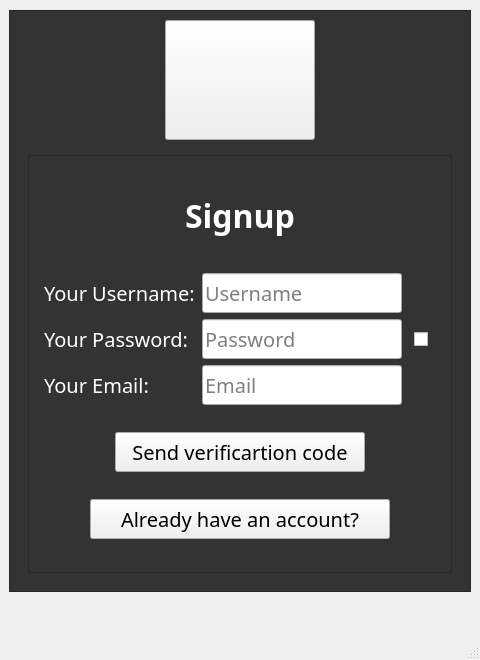
The window that mainwindow.ui (SaimonNeupane/Cinema-Sansaar) describes before a commit, drawn with Qt 5.
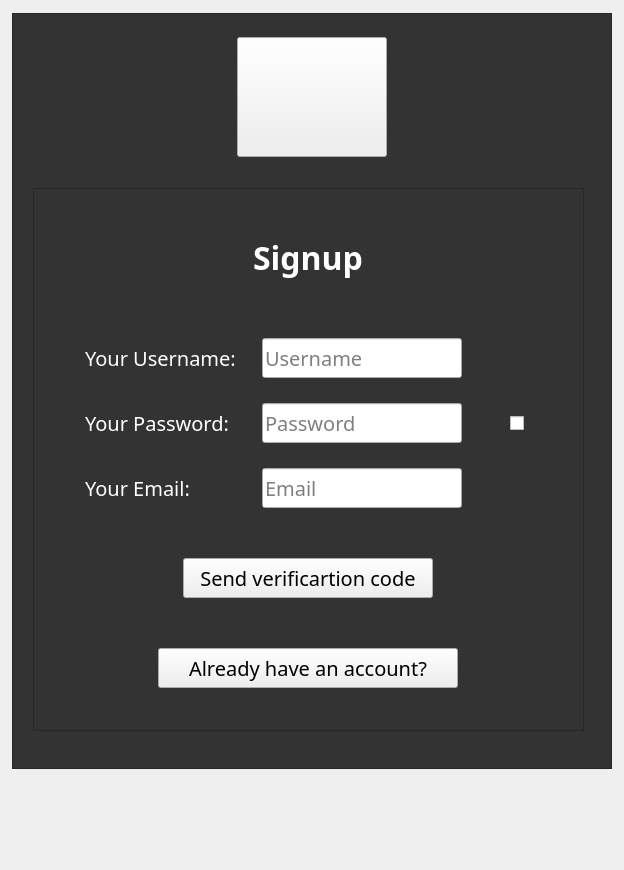
The same window after the commit. The open tabs and pages were chosen to show the change. Icons and pictures are not drawn.

```diff
--- a/mainwindow.ui
+++ b/mainwindow.ui
@@ -6,20 +6,20 @@
    <rect>
     <x>0</x>
     <y>0</y>
-    <width>480</width>
-    <height>660</height>
+    <width>624</width>
+    <height>870</height>
    </rect>
   </property>
   <property name="minimumSize">
    <size>
-    <width>480</width>
-    <height>660</height>
+    <width>624</width>
+    <height>870</height>
    </size>
   </property>
   <property name="maximumSize">
    <size>
-    <width>480</width>
-    <height>660</height>
+    <width>624</width>
+    <height>870</height>
    </size>
   </property>
   <property name="windowTitle">
@@ -71,14 +71,14 @@
   <widget class="QWidget" name="centralwidget">
    <property name="minimumSize">
     <size>
-     <width>480</width>
-     <height>603</height>
+     <width>624</width>
+     <height>783</height>
     </size>
    </property>
    <property name="maximumSize">
     <size>
-     <width>480</width>
-     <height>603</height>
+     <width>624</width>
+     <height>783</height>
     </size>
    </property>
    <layout class="QGridLayout" name="gridLayout">
@@ -86,14 +86,14 @@
      <widget class="QFrame" name="frame">
       <property name="minimumSize">
        <size>
-        <width>462</width>
-        <height>582</height>
+        <width>600</width>
+        <height>756</height>
        </size>
       </property>
       <property name="maximumSize">
        <size>
-        <width>462</width>
-        <height>582</height>
+        <width>600</width>
+        <height>756</height>
        </size>
       </property>
       <property name="frameShape">
@@ -142,14 +142,14 @@
         <widget class="QStackedWidget" name="stackedWidget">
          <property name="minimumSize">
           <size>
-           <width>442</width>
-           <height>436</height>
+           <width>574</width>
+           <height>566</height>
           </size>
          </property>
          <property name="maximumSize">
           <size>
-           <width>442</width>
-           <height>436</height>
+           <width>574</width>
+           <height>566</height>
           </size>
          </property>
          <property name="currentIndex">
@@ -405,14 +405,14 @@
          <widget class="QWidget" name="page_2">
           <property name="minimumSize">
            <size>
-            <width>442</width>
-            <height>436</height>
+            <width>574</width>
+            <height>566</height>
            </size>
           </property>
           <property name="maximumSize">
            <size>
-            <width>442</width>
-            <height>436</height>
+            <width>574</width>
+            <height>566</height>
            </size>
           </property>
           <layout class="QGridLayout" name="gridLayout_3">
@@ -420,14 +420,14 @@
             <widget class="QFrame" name="frame_2">
              <property name="minimumSize">
               <size>
-               <width>424</width>
-               <height>418</height>
+               <width>551</width>
+               <height>543</height>
               </size>
              </property>
              <property name="maximumSize">
               <size>
-               <width>424</width>
-               <height>418</height>
+               <width>551</width>
+               <height>543</height>
               </size>
              </property>
              <property name="frameShape">
@@ -437,6 +437,9 @@
               <enum>QFrame::Raised</enum>
              </property>
              <layout class="QVBoxLayout" name="verticalLayout">
+              <property name="spacing">
+               <number>20</number>
+              </property>
               <item alignment="Qt::AlignHCenter">
                <widget class="QLabel" name="Signup_label">
                 <property name="minimumSize">
@@ -461,8 +464,14 @@
               </item>
               <item>
                <layout class="QHBoxLayout" name="Input_2">
+                <property name="spacing">
+                 <number>6</number>
+                </property>
                 <item>
                  <layout class="QVBoxLayout" name="Fields_2">
+                  <property name="spacing">
+                   <number>25</number>
+                  </property>
                   <item>
                    <layout class="QHBoxLayout" name="User_2">
                     <item>
@@ -703,17 +712,6 @@
     </item>
    </layout>
   </widget>
-  <widget class="QMenuBar" name="menubar">
-   <property name="geometry">
-    <rect>
-     <x>0</x>
-     <y>0</y>
-     <width>480</width>
-     <height>36</height>
-    </rect>
-   </property>
-  </widget>
-  <widget class="QStatusBar" name="statusbar"/>
  </widget>
  <resources/>
  <connections/>
```
Left out of the diff: 16 changed lines with no effect on the pictures.
